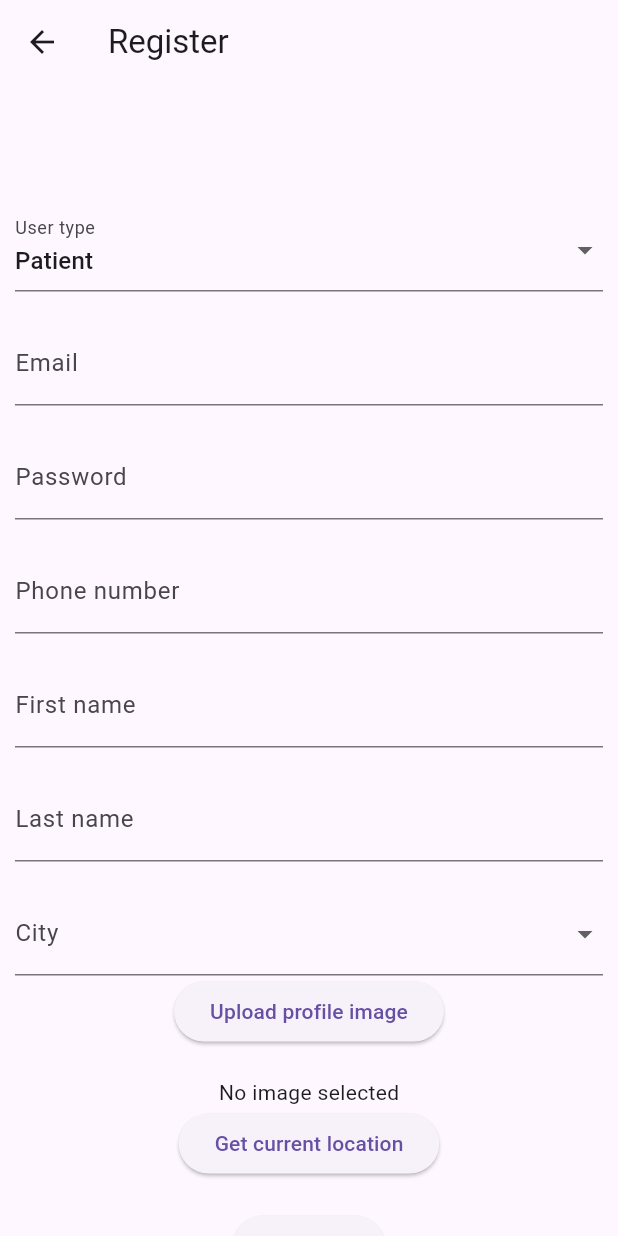
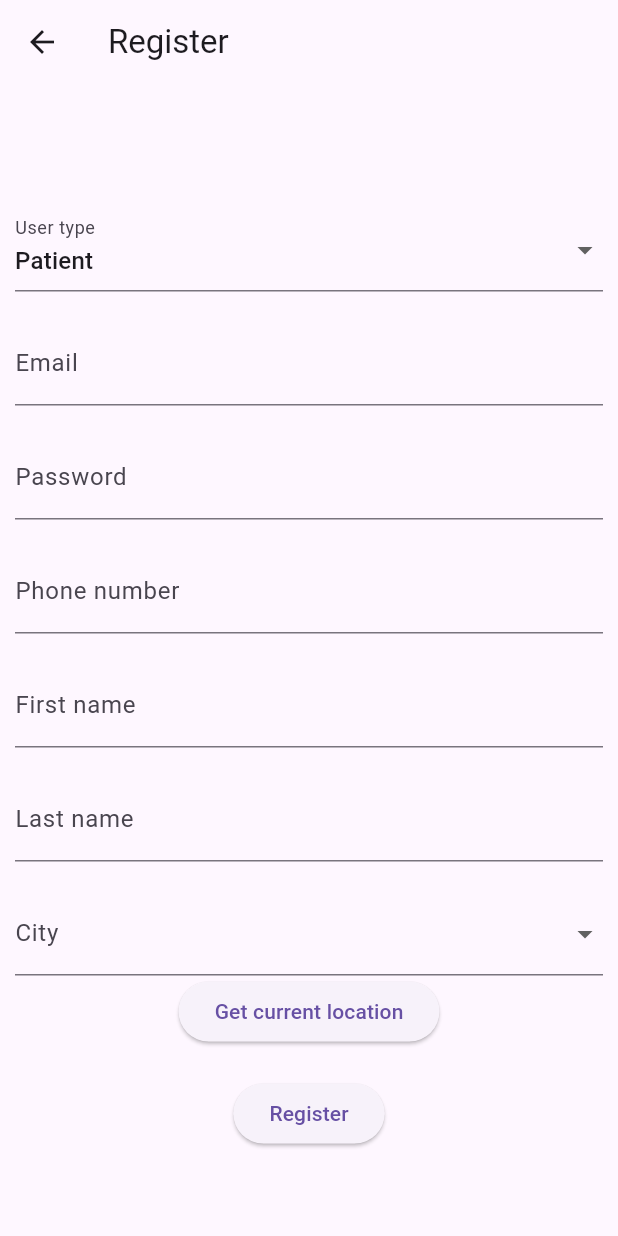
Before and after one commit to mattgorbava/doctors_app, a Flutter app: the screen it shows after launch, after a tap on "Login", after a tap on "Register new account", on a phone screen of 412 x 824 dp. Run offline on Flutter 3.47's test engine with Material 3 defaults, Android fonts, the phone set to English and light mode, and no system bars; our stand-ins replace firebase_auth, firebase_core, firebase_database, firebase_storage, google_fonts, image_picker and 1 more; accounts and stored records are empty.

Commit message:
Register and login are functional (no profile picture functionality)

```diff
--- a/lib/auth/login_page.dart
+++ b/lib/auth/login_page.dart
@@ -1,4 +1,9 @@
 import 'package:doctors_app/auth/register_screen.dart';
+import 'package:doctors_app/doctor/doctor_home_page.dart';
+import 'package:doctors_app/patient/patient_home_page.dart';
+import 'package:firebase_auth/firebase_auth.dart';
+import 'package:firebase_core/firebase_core.dart';
+import 'package:firebase_database/firebase_database.dart';
 import 'package:flutter/material.dart';
 
 class LoginPage extends StatefulWidget {
@@ -12,23 +17,40 @@ class _LoginPageState extends State<LoginPage> {
 
   final _formKey = GlobalKey<FormState>();
 
+  final FirebaseAuth _auth = FirebaseAuth.instance;
+  final DatabaseReference _db = FirebaseDatabase.instance.ref();
+
+  String email = '';
+  String password = '';
+
+  bool _isLoading = false;
+  bool _isNavigating = false;
+
   @override
   Widget build(BuildContext context) {
     double topPadding = 0.1 * MediaQuery.of(context).size.height;
 
     return Scaffold(
-      body: Form(
+      appBar: AppBar(
+        title: const Text('Login'),
+      ),
+      body: _isLoading ? const Center(child: CircularProgressIndicator(),) :
+      Form(
         key: _formKey,
         child: Padding(
            padding: const EdgeInsets.all(16.0),
            child: Column(
             children: [
-              SizedBox(height: topPadding,),
-              TextFormField(
+              Padding(
+                padding: EdgeInsets.only(top: topPadding, bottom: 20),
+                child: TextFormField(
                   decoration: const InputDecoration(
                     labelText: 'Email',
                   ),
                   keyboardType: TextInputType.emailAddress,
+                  onChanged: (value) {
+                    email = value;
+                  },
                   validator: (value) {
                     if (value == null || value.isEmpty) {
                       return 'Please enter email';
@@ -36,12 +58,18 @@ class _LoginPageState extends State<LoginPage> {
                     return null;
                   },
                 ),
-              TextFormField(
+              ),
+              Padding(
+                padding: EdgeInsets.only(bottom: 20),
+                child: TextFormField(
                   decoration: const InputDecoration(
                     labelText: 'Password',
                   ),
                   keyboardType: TextInputType.text,
                   obscureText: true,
+                  onChanged: (value) {
+                    password = value;
+                  },
                   validator: (value) {
                     if (value == null || value.length < 6) {
                       return 'Password must be at least 6 characters';
@@ -49,21 +77,22 @@ class _LoginPageState extends State<LoginPage> {
                     return null;
                   },
                 ),
-              SizedBox(height: 20,),
-              ElevatedButton(
-                onPressed: () {
-                  if (_formKey.currentState!.validate()) {
-                    // Process data.
-                  }
-                },
+              ),
+              Padding(
+                padding: const EdgeInsets.only(bottom: 20),
+                child: ElevatedButton(
+                  onPressed: _login,
                   child: const Text('Login'),
                 ),
-              SizedBox(height: 20,),
-              ElevatedButton(
+              ),
+              Padding(
+                padding: const EdgeInsets.only(bottom: 20),
+                child: ElevatedButton(
                   onPressed: () {
                     Navigator.of(context).push(MaterialPageRoute(builder: (context) => RegisterPage()));
                   },
                   child: const Text('Register new account'),
+                ),
               ),
             ],
            )
@@ -71,4 +100,78 @@ class _LoginPageState extends State<LoginPage> {
       )
     );
   }
+
+  Future<void> _login() async {
+    if (_formKey.currentState!.validate()) {
+      setState(() {
+        _isLoading = true;
+      });
+
+      try {
+        UserCredential userCredential = await _auth.signInWithEmailAndPassword(
+          email: email,
+          password: password
+        );
+        User? user = userCredential.user;
+
+        if (user != null) {
+          DatabaseReference userRef = _db.child('Doctors').child(user.uid);
+          DataSnapshot snapshot = await userRef.get();
+
+          if (snapshot.exists) {
+            _navigateToDoctorHomePage();
+          } else {
+            userRef = _db.child('Patients').child(user.uid);
+            snapshot = await userRef.get();
+            if (snapshot.exists) {
+              _navigateToPatientHomePage();
+            } else {
+              _showErrorDialog('User not found');
             }
+          }
+        }
+      } catch (e) {
+        print(e);
+        ScaffoldMessenger.of(context).showSnackBar(const SnackBar(content: Text('Invalid email or password')));
+      }
+
+      setState(() {
+        _isLoading = false;
+      });
+  }
+}
+
+  void _navigateToDoctorHomePage() {
+    if (!_isNavigating) {
+      _isNavigating = true;
+      Navigator.of(context).push(MaterialPageRoute(builder: (context) => DoctorHomePage()));
+    }
+  }
+
+  void _navigateToPatientHomePage() {
+    if (!_isNavigating) {
+      _isNavigating = true;
+      Navigator.of(context).push(MaterialPageRoute(builder: (context) => PatientHomePage()));
+    }
+  }
+
+  void _showErrorDialog(String s) {
+    showDialog(
+      context: context,
+      builder: (context) {
+        return AlertDialog(
+          title: const Text('Error'),
+          content: Text(s),
+          actions: [
+            TextButton(
+              onPressed: () {
+                Navigator.of(context).pop();
+              },
+              child: const Text('OK'),
+            )
+          ],
+        );
+      }
+    );
+  }
+}
--- a/lib/auth/register_screen.dart
+++ b/lib/auth/register_screen.dart
@@ -51,7 +51,8 @@ class _RegisterPageState extends State<RegisterPage> {
       appBar: AppBar(
         title: const Text('Register'),
       ),
-      body: SingleChildScrollView(
+      body: _isLoading ? CircularProgressIndicator() :
+       SingleChildScrollView(
         child: Form(
           key: _formKey,
           child: Padding(
@@ -180,12 +181,12 @@ class _RegisterPageState extends State<RegisterPage> {
                 decoration: InputDecoration(labelText: 'City'),
                 validator: (val) => val == null ? 'Please select a city' : null,),
               ),
-              Padding(
-                padding: const EdgeInsets.only(bottom: 20),
-                child: ElevatedButton(onPressed: _pickImage,
-                child: Text('Upload profile image')),
-              ),
-              _imageFile == null ? Text('No image selected') : Image.file(File(_imageFile!.path)),
+              // Padding(
+              //   padding: const EdgeInsets.only(bottom: 20),
+              //   child: ElevatedButton(onPressed: _pickImage,
+              //   child: Text('Upload profile image')),
+              // ),
+              // _imageFile == null ? Text('No image selected') : Image.file(File(_imageFile!.path)),
               if(userType == 'Doctor') ... [
                 Padding(
                   padding: const EdgeInsets.only(bottom: 20, top: 20),
@@ -203,25 +204,6 @@ class _RegisterPageState extends State<RegisterPage> {
                     },
                     onSaved: (value) {
                       category = value!;
-                    },
-                  ),
-                ),
-                Padding(
-                  padding: const EdgeInsets.only(bottom: 20),
-                  child: TextFormField(
-                    decoration: const InputDecoration(
-                      labelText: 'Qualification',
-                    ),
-                    keyboardType: TextInputType.text,
-                    onChanged: (val) => qualification = val,
-                    validator: (value) {
-                      if (value == null || value.isEmpty) {
-                        return 'Please enter qualification';
-                      }
-                      return null;
-                    },
-                    onSaved: (value) {
-                      qualification = value!;
                     },
                   ),
                 ),
@@ -323,19 +305,17 @@ class _RegisterPageState extends State<RegisterPage> {
 
           await _db.child(userTypePath).child(user.uid).set(userData);
 
-          if (_imageFile != null) {
-            Reference storageReference = FirebaseStorage.instance
-                .ref()
-                .child('$userTypePath/${user.uid}/profile.jpg');
-            UploadTask uploadTask =
-                storageReference.putFile(File(_imageFile!.path));
-            TaskSnapshot taskSnapshot = await uploadTask;
+          // if (_imageFile != null) {
+          //   Reference storageReference = FirebaseStorage.instance.ref()
+          //       .child('$userTypePath/${user.uid}/profile.jpg');
+          //   //UploadTask uploadTask = storageReference.putFile(File(_imageFile!.path));
+          //   final TaskSnapshot taskSnapshot = await storageReference.putFile(File(_imageFile!.path));
 
-            String downloadUrl = await taskSnapshot.ref.getDownloadURL();
-            await _db.child(userTypePath).child(user.uid).update({
-              'profileImageUrl': downloadUrl,
-            });
-          }
+          //   final String downloadUrl = await taskSnapshot.ref.getDownloadURL();
+          //   await _db.child(userTypePath).child(user.uid).update({
+          //     'profileImageUrl': downloadUrl,
+          //   });
+          // }
 
           Navigator.of(context).push(
             MaterialPageRoute(
```
Also changed, not shown: lib/main.dart (line endings or trailing spaces), 3 other files. Lines whose indentation alone changed are shown as unchanged.
